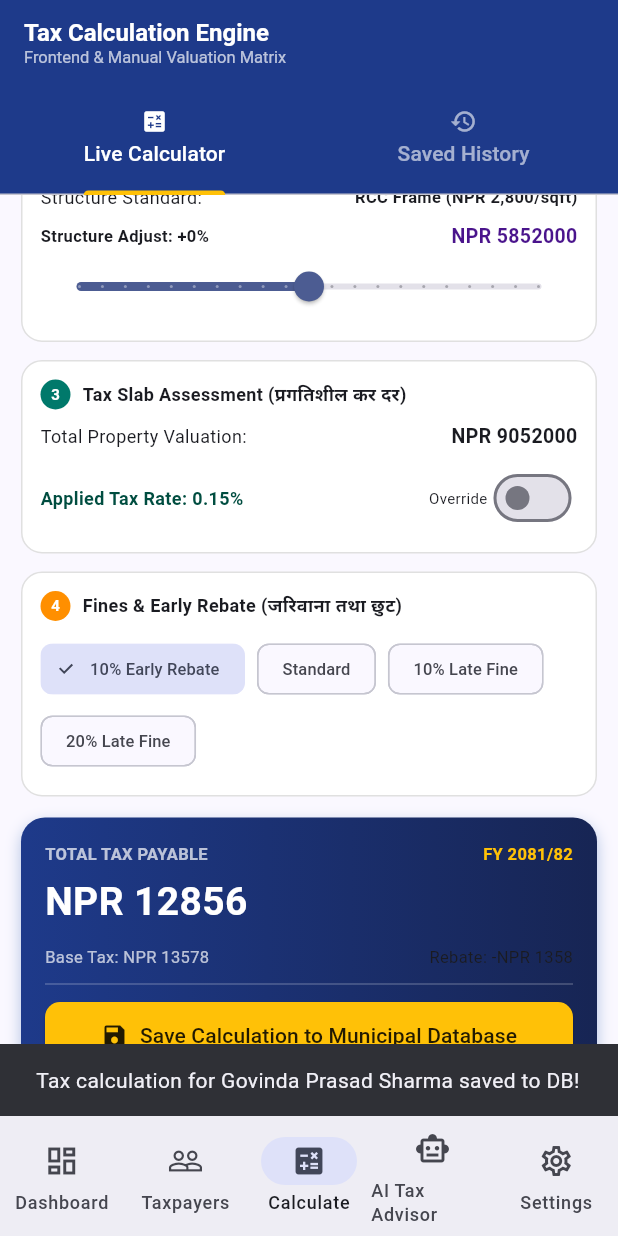
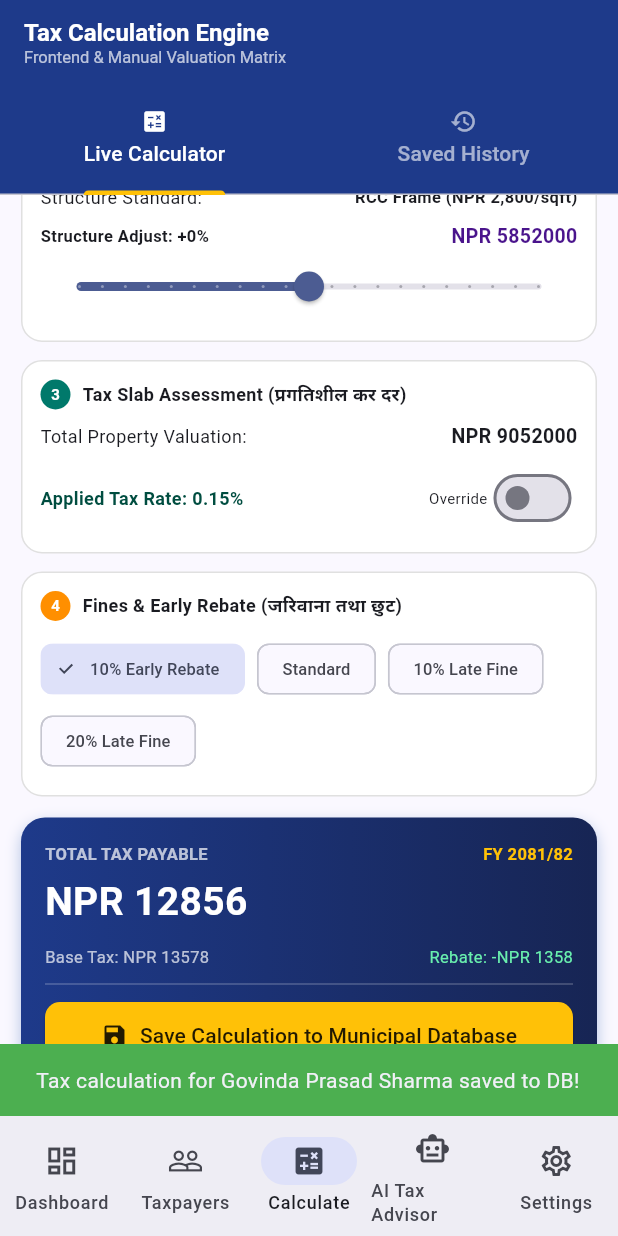
Before and after one commit to samundrathapa/GtaxEngine, a Flutter app: the screen it shows after launch, item 3 of the bottom bar chosen, scrolled down 366 dp, after a tap on "Save Calculation to Municipal Database", on a phone screen of 412 x 824 dp. Run offline on Flutter 3.47's test engine with Material 3 defaults, Android fonts, the phone set to English and light mode, and no system bars; our stand-ins replace webview_flutter; network calls fail.

Commit message:
style: standardize color palette and fix API endpoint
- Replace Colors.emerald with Colors.green for UI consistency
- Update API service to use AppConfig prefix for endpoints

```diff
--- a/mobileapp/lib/screens/ai_assistant_screen.dart
+++ b/mobileapp/lib/screens/ai_assistant_screen.dart
@@ -288,18 +288,18 @@ class _AiAssistantScreenState extends State<AiAssistantScreen> {
                           Container(
                             padding: const EdgeInsets.all(8),
                             decoration: BoxDecoration(
-                              color: Colors.emerald.shade50,
+                              color: Colors.green.shade50,
                               borderRadius: BorderRadius.circular(8),
-                              border: Border.all(color: Colors.emerald.shade200),
+                              border: Border.all(color: Colors.green.shade200),
                             ),
                             child: const Row(
                               children: [
-                                Icon(Icons.check_circle, color: Colors.emerald, size: 16),
+                                Icon(Icons.check_circle, color: Colors.green, size: 16),
                                 SizedBox(width: 6),
                                 Expanded(
                                   child: Text(
                                     "Rate ready for real-time land valuation & assessment",
-                                    style: TextStyle(fontSize: 10, color: Colors.emerald, fontWeight: FontWeight.bold),
+                                    style: TextStyle(fontSize: 10, color: Colors.green, fontWeight: FontWeight.bold),
                                   ),
                                 ),
                               ],
--- a/mobileapp/lib/screens/calculation_screen.dart
+++ b/mobileapp/lib/screens/calculation_screen.dart
@@ -217,7 +217,7 @@ class _CalculationScreenState extends State<CalculationScreen> with SingleTicker
     ScaffoldMessenger.of(context).showSnackBar(
       SnackBar(
         content: Text("Tax calculation for ${_dossier?.taxpayer.fullname ?? 'Taxpayer'} saved to DB!"),
-        backgroundColor: Colors.emerald,
+        backgroundColor: Colors.green,
       ),
     );
   }
@@ -522,7 +522,7 @@ class _CalculationScreenState extends State<CalculationScreen> with SingleTicker
                   children: [
                     Text("Base Tax: NPR ${calc['baseTax'].toStringAsFixed(0)}", style: const TextStyle(color: Colors.white70, fontSize: 11)),
                     if (calc['rebateAmount'] > 0)
-                      Text("Rebate: -NPR ${calc['rebateAmount'].toStringAsFixed(0)}", style: const TextStyle(color: Colors.emeraldAccent, fontSize: 11)),
+                      Text("Rebate: -NPR ${calc['rebateAmount'].toStringAsFixed(0)}", style: const TextStyle(color: Colors.greenAccent, fontSize: 11)),
                     if (calc['fineAmount'] > 0)
                       Text("Fine: +NPR ${calc['fineAmount'].toStringAsFixed(0)}", style: const TextStyle(color: Colors.amberAccent, fontSize: 11)),
                   ],
@@ -632,7 +632,7 @@ class _CalculationScreenState extends State<CalculationScreen> with SingleTicker
                     Text("Date: ${item['calculate_date_bs'] ?? '2081-07-02'}", style: const TextStyle(fontSize: 11, color: Colors.grey)),
                     Text(
                       "NPR ${item['total_tax'] ?? 0}",
-                      style: const TextStyle(fontSize: 14, fontWeight: FontWeight.bold, color: Colors.emerald),
+                      style: const TextStyle(fontSize: 14, fontWeight: FontWeight.bold, color: Colors.green),
                     ),
                   ],
                 ),
--- a/mobileapp/lib/screens/dashboard_screen.dart
+++ b/mobileapp/lib/screens/dashboard_screen.dart
@@ -113,7 +113,7 @@ class _DashboardScreenState extends State<DashboardScreen> {
                           Container(
                             padding: const EdgeInsets.symmetric(horizontal: 8, vertical: 4),
                             decoration: BoxDecoration(
-                              color: Colors.emerald?.shade100 ?? Colors.green.shade100,
+                              color: Colors.green.shade100,
                               borderRadius: BorderRadius.circular(16),
                             ),
                             child: const Text(
--- a/mobileapp/lib/services/api_service.dart
+++ b/mobileapp/lib/services/api_service.dart
@@ -371,7 +371,7 @@ class ApiService {
   Future<Map<String, dynamic>> submitOneDoorRegistration(Map<String, dynamic> payload) async {
     try {
       final res = await http.post(
-        Uri.parse('$_baseUrl$apiPrefix/property/taxpayers'),
+        Uri.parse('$_baseUrl${AppConfig.apiPrefix}/property/taxpayers'),
         headers: _headers,
         body: jsonEncode(payload),
       ).timeout(const Duration(seconds: 6));
--- a/release/android/gtax_android_v1.0.0_20261023_094420/lib/screens/calculation_screen.dart
+++ b/release/android/gtax_android_v1.0.0_20261023_094420/lib/screens/calculation_screen.dart
@@ -217,7 +217,7 @@ class _CalculationScreenState extends State<CalculationScreen> with SingleTicker
     ScaffoldMessenger.of(context).showSnackBar(
       SnackBar(
         content: Text("Tax calculation for ${_dossier?.taxpayer.fullname ?? 'Taxpayer'} saved to DB!"),
-        backgroundColor: Colors.emerald,
+        backgroundColor: Colors.green,
       ),
     );
   }
@@ -522,7 +522,7 @@ class _CalculationScreenState extends State<CalculationScreen> with SingleTicker
                   children: [
                     Text("Base Tax: NPR ${calc['baseTax'].toStringAsFixed(0)}", style: const TextStyle(color: Colors.white70, fontSize: 11)),
                     if (calc['rebateAmount'] > 0)
-                      Text("Rebate: -NPR ${calc['rebateAmount'].toStringAsFixed(0)}", style: const TextStyle(color: Colors.emeraldAccent, fontSize: 11)),
+                      Text("Rebate: -NPR ${calc['rebateAmount'].toStringAsFixed(0)}", style: const TextStyle(color: Colors.greenAccent, fontSize: 11)),
                     if (calc['fineAmount'] > 0)
                       Text("Fine: +NPR ${calc['fineAmount'].toStringAsFixed(0)}", style: const TextStyle(color: Colors.amberAccent, fontSize: 11)),
                   ],
@@ -632,7 +632,7 @@ class _CalculationScreenState extends State<CalculationScreen> with SingleTicker
                     Text("Date: ${item['calculate_date_bs'] ?? '2081-07-02'}", style: const TextStyle(fontSize: 11, color: Colors.grey)),
                     Text(
                       "NPR ${item['total_tax'] ?? 0}",
-                      style: const TextStyle(fontSize: 14, fontWeight: FontWeight.bold, color: Colors.emerald),
+                      style: const TextStyle(fontSize: 14, fontWeight: FontWeight.bold, color: Colors.green),
                     ),
                   ],
                 ),
--- a/release/android/gtax_android_v1.0.0_20261023_094420/lib/screens/dashboard_screen.dart
+++ b/release/android/gtax_android_v1.0.0_20261023_094420/lib/screens/dashboard_screen.dart
@@ -113,7 +113,7 @@ class _DashboardScreenState extends State<DashboardScreen> {
                           Container(
                             padding: const EdgeInsets.symmetric(horizontal: 8, vertical: 4),
                             decoration: BoxDecoration(
-                              color: Colors.emerald?.shade100 ?? Colors.green.shade100,
+                              color: Colors.green.shade100,
                               borderRadius: BorderRadius.circular(16),
                             ),
                             child: const Text(
--- a/release/android/gtax_android_v1.0.0_20261023_094420/lib/services/api_service.dart
+++ b/release/android/gtax_android_v1.0.0_20261023_094420/lib/services/api_service.dart
@@ -371,7 +371,7 @@ class ApiService {
   Future<Map<String, dynamic>> submitOneDoorRegistration(Map<String, dynamic> payload) async {
     try {
       final res = await http.post(
-        Uri.parse('$_baseUrl$apiPrefix/property/taxpayers'),
+        Uri.parse('$_baseUrl${AppConfig.apiPrefix}/property/taxpayers'),
         headers: _headers,
         body: jsonEncode(payload),
       ).timeout(const Duration(seconds: 6));
--- a/release/android/gtax_android_v1.0.0_20261023_094602/lib/screens/calculation_screen.dart
+++ b/release/android/gtax_android_v1.0.0_20261023_094602/lib/screens/calculation_screen.dart
@@ -217,7 +217,7 @@ class _CalculationScreenState extends State<CalculationScreen> with SingleTicker
     ScaffoldMessenger.of(context).showSnackBar(
       SnackBar(
         content: Text("Tax calculation for ${_dossier?.taxpayer.fullname ?? 'Taxpayer'} saved to DB!"),
-        backgroundColor: Colors.emerald,
+        backgroundColor: Colors.green,
       ),
     );
   }
@@ -522,7 +522,7 @@ class _CalculationScreenState extends State<CalculationScreen> with SingleTicker
                   children: [
                     Text("Base Tax: NPR ${calc['baseTax'].toStringAsFixed(0)}", style: const TextStyle(color: Colors.white70, fontSize: 11)),
                     if (calc['rebateAmount'] > 0)
-                      Text("Rebate: -NPR ${calc['rebateAmount'].toStringAsFixed(0)}", style: const TextStyle(color: Colors.emeraldAccent, fontSize: 11)),
+                      Text("Rebate: -NPR ${calc['rebateAmount'].toStringAsFixed(0)}", style: const TextStyle(color: Colors.greenAccent, fontSize: 11)),
                     if (calc['fineAmount'] > 0)
                       Text("Fine: +NPR ${calc['fineAmount'].toStringAsFixed(0)}", style: const TextStyle(color: Colors.amberAccent, fontSize: 11)),
                   ],
@@ -632,7 +632,7 @@ class _CalculationScreenState extends State<CalculationScreen> with SingleTicker
                     Text("Date: ${item['calculate_date_bs'] ?? '2081-07-02'}", style: const TextStyle(fontSize: 11, color: Colors.grey)),
                     Text(
                       "NPR ${item['total_tax'] ?? 0}",
-                      style: const TextStyle(fontSize: 14, fontWeight: FontWeight.bold, color: Colors.emerald),
+                      style: const TextStyle(fontSize: 14, fontWeight: FontWeight.bold, color: Colors.green),
                     ),
                   ],
                 ),
--- a/release/android/gtax_android_v1.0.0_20261023_094602/lib/screens/dashboard_screen.dart
+++ b/release/android/gtax_android_v1.0.0_20261023_094602/lib/screens/dashboard_screen.dart
@@ -113,7 +113,7 @@ class _DashboardScreenState extends State<DashboardScreen> {
                           Container(
                             padding: const EdgeInsets.symmetric(horizontal: 8, vertical: 4),
                             decoration: BoxDecoration(
-                              color: Colors.emerald?.shade100 ?? Colors.green.shade100,
+                              color: Colors.green.shade100,
                               borderRadius: BorderRadius.circular(16),
                             ),
                             child: const Text(
--- a/release/android/gtax_android_v1.0.0_20261023_094602/lib/services/api_service.dart
+++ b/release/android/gtax_android_v1.0.0_20261023_094602/lib/services/api_service.dart
@@ -371,7 +371,7 @@ class ApiService {
   Future<Map<String, dynamic>> submitOneDoorRegistration(Map<String, dynamic> payload) async {
     try {
       final res = await http.post(
-        Uri.parse('$_baseUrl$apiPrefix/property/taxpayers'),
+        Uri.parse('$_baseUrl${AppConfig.apiPrefix}/property/taxpayers'),
         headers: _headers,
         body: jsonEncode(payload),
       ).timeout(const Duration(seconds: 6));
--- a/release/ios/gtax_ios_v1.0.0_20261023_094420/lib/screens/calculation_screen.dart
+++ b/release/ios/gtax_ios_v1.0.0_20261023_094420/lib/screens/calculation_screen.dart
@@ -217,7 +217,7 @@ class _CalculationScreenState extends State<CalculationScreen> with SingleTicker
     ScaffoldMessenger.of(context).showSnackBar(
       SnackBar(
         content: Text("Tax calculation for ${_dossier?.taxpayer.fullname ?? 'Taxpayer'} saved to DB!"),
-        backgroundColor: Colors.emerald,
+        backgroundColor: Colors.green,
       ),
     );
   }
@@ -522,7 +522,7 @@ class _CalculationScreenState extends State<CalculationScreen> with SingleTicker
                   children: [
                     Text("Base Tax: NPR ${calc['baseTax'].toStringAsFixed(0)}", style: const TextStyle(color: Colors.white70, fontSize: 11)),
                     if (calc['rebateAmount'] > 0)
-                      Text("Rebate: -NPR ${calc['rebateAmount'].toStringAsFixed(0)}", style: const TextStyle(color: Colors.emeraldAccent, fontSize: 11)),
+                      Text("Rebate: -NPR ${calc['rebateAmount'].toStringAsFixed(0)}", style: const TextStyle(color: Colors.greenAccent, fontSize: 11)),
                     if (calc['fineAmount'] > 0)
                       Text("Fine: +NPR ${calc['fineAmount'].toStringAsFixed(0)}", style: const TextStyle(color: Colors.amberAccent, fontSize: 11)),
                   ],
@@ -632,7 +632,7 @@ class _CalculationScreenState extends State<CalculationScreen> with SingleTicker
                     Text("Date: ${item['calculate_date_bs'] ?? '2081-07-02'}", style: const TextStyle(fontSize: 11, color: Colors.grey)),
                     Text(
                       "NPR ${item['total_tax'] ?? 0}",
-                      style: const TextStyle(fontSize: 14, fontWeight: FontWeight.bold, color: Colors.emerald),
+                      style: const TextStyle(fontSize: 14, fontWeight: FontWeight.bold, color: Colors.green),
                     ),
                   ],
                 ),
--- a/release/ios/gtax_ios_v1.0.0_20261023_094420/lib/screens/dashboard_screen.dart
+++ b/release/ios/gtax_ios_v1.0.0_20261023_094420/lib/screens/dashboard_screen.dart
@@ -113,7 +113,7 @@ class _DashboardScreenState extends State<DashboardScreen> {
                           Container(
                             padding: const EdgeInsets.symmetric(horizontal: 8, vertical: 4),
                             decoration: BoxDecoration(
-                              color: Colors.emerald?.shade100 ?? Colors.green.shade100,
+                              color: Colors.green.shade100,
                               borderRadius: BorderRadius.circular(16),
                             ),
                             child: const Text(
--- a/release/ios/gtax_ios_v1.0.0_20261023_094420/lib/services/api_service.dart
+++ b/release/ios/gtax_ios_v1.0.0_20261023_094420/lib/services/api_service.dart
@@ -371,7 +371,7 @@ class ApiService {
   Future<Map<String, dynamic>> submitOneDoorRegistration(Map<String, dynamic> payload) async {
     try {
       final res = await http.post(
-        Uri.parse('$_baseUrl$apiPrefix/property/taxpayers'),
+        Uri.parse('$_baseUrl${AppConfig.apiPrefix}/property/taxpayers'),
         headers: _headers,
         body: jsonEncode(payload),
       ).timeout(const Duration(seconds: 6));
--- a/release/ios/gtax_ios_v1.0.0_20261023_094602/lib/screens/calculation_screen.dart
+++ b/release/ios/gtax_ios_v1.0.0_20261023_094602/lib/screens/calculation_screen.dart
@@ -217,7 +217,7 @@ class _CalculationScreenState extends State<CalculationScreen> with SingleTicker
     ScaffoldMessenger.of(context).showSnackBar(
       SnackBar(
         content: Text("Tax calculation for ${_dossier?.taxpayer.fullname ?? 'Taxpayer'} saved to DB!"),
-        backgroundColor: Colors.emerald,
+        backgroundColor: Colors.green,
       ),
     );
   }
@@ -522,7 +522,7 @@ class _CalculationScreenState extends State<CalculationScreen> with SingleTicker
                   children: [
                     Text("Base Tax: NPR ${calc['baseTax'].toStringAsFixed(0)}", style: const TextStyle(color: Colors.white70, fontSize: 11)),
                     if (calc['rebateAmount'] > 0)
-                      Text("Rebate: -NPR ${calc['rebateAmount'].toStringAsFixed(0)}", style: const TextStyle(color: Colors.emeraldAccent, fontSize: 11)),
+                      Text("Rebate: -NPR ${calc['rebateAmount'].toStringAsFixed(0)}", style: const TextStyle(color: Colors.greenAccent, fontSize: 11)),
                     if (calc['fineAmount'] > 0)
                       Text("Fine: +NPR ${calc['fineAmount'].toStringAsFixed(0)}", style: const TextStyle(color: Colors.amberAccent, fontSize: 11)),
                   ],
@@ -632,7 +632,7 @@ class _CalculationScreenState extends State<CalculationScreen> with SingleTicker
                     Text("Date: ${item['calculate_date_bs'] ?? '2081-07-02'}", style: const TextStyle(fontSize: 11, color: Colors.grey)),
                     Text(
                       "NPR ${item['total_tax'] ?? 0}",
-                      style: const TextStyle(fontSize: 14, fontWeight: FontWeight.bold, color: Colors.emerald),
+                      style: const TextStyle(fontSize: 14, fontWeight: FontWeight.bold, color: Colors.green),
                     ),
                   ],
                 ),
--- a/release/ios/gtax_ios_v1.0.0_20261023_094602/lib/screens/dashboard_screen.dart
+++ b/release/ios/gtax_ios_v1.0.0_20261023_094602/lib/screens/dashboard_screen.dart
@@ -113,7 +113,7 @@ class _DashboardScreenState extends State<DashboardScreen> {
                           Container(
                             padding: const EdgeInsets.symmetric(horizontal: 8, vertical: 4),
                             decoration: BoxDecoration(
-                              color: Colors.emerald?.shade100 ?? Colors.green.shade100,
+                              color: Colors.green.shade100,
                               borderRadius: BorderRadius.circular(16),
                             ),
                             child: const Text(
--- a/release/ios/gtax_ios_v1.0.0_20261023_094602/lib/services/api_service.dart
+++ b/release/ios/gtax_ios_v1.0.0_20261023_094602/lib/services/api_service.dart
@@ -371,7 +371,7 @@ class ApiService {
   Future<Map<String, dynamic>> submitOneDoorRegistration(Map<String, dynamic> payload) async {
     try {
       final res = await http.post(
-        Uri.parse('$_baseUrl$apiPrefix/property/taxpayers'),
+        Uri.parse('$_baseUrl${AppConfig.apiPrefix}/property/taxpayers'),
         headers: _headers,
         body: jsonEncode(payload),
       ).timeout(const Duration(seconds: 6));
```
Also changed, not shown: release/android/gtax_android_v1.0.0_20261023_094420/lib/screens/ai_assistant_screen.dart (+4 -4 lines), release/android/gtax_android_v1.0.0_20261023_094602/lib/screens/ai_assistant_screen.dart (+4 -4 lines), release/ios/gtax_ios_v1.0.0_20261023_094420/lib/screens/ai_assistant_screen.dart (+4 -4 lines), release/ios/gtax_ios_v1.0.0_20261023_094602/lib/screens/ai_assistant_screen.dart (+4 -4 lines), mobileapp/pubspec.lock (deleted).
